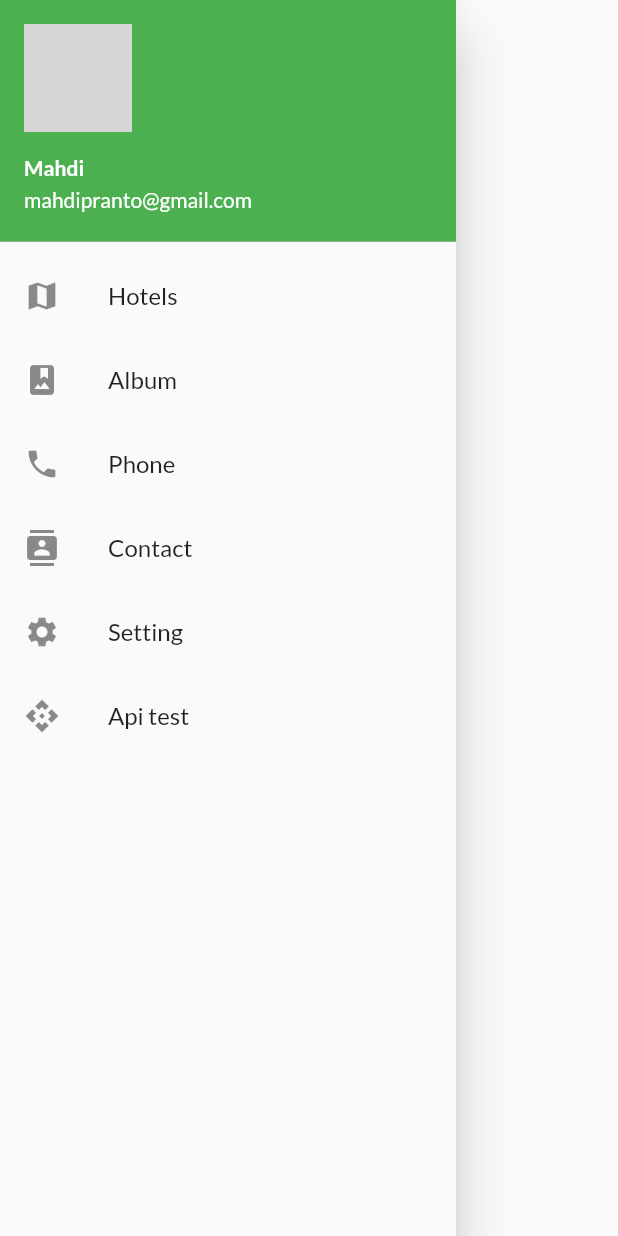
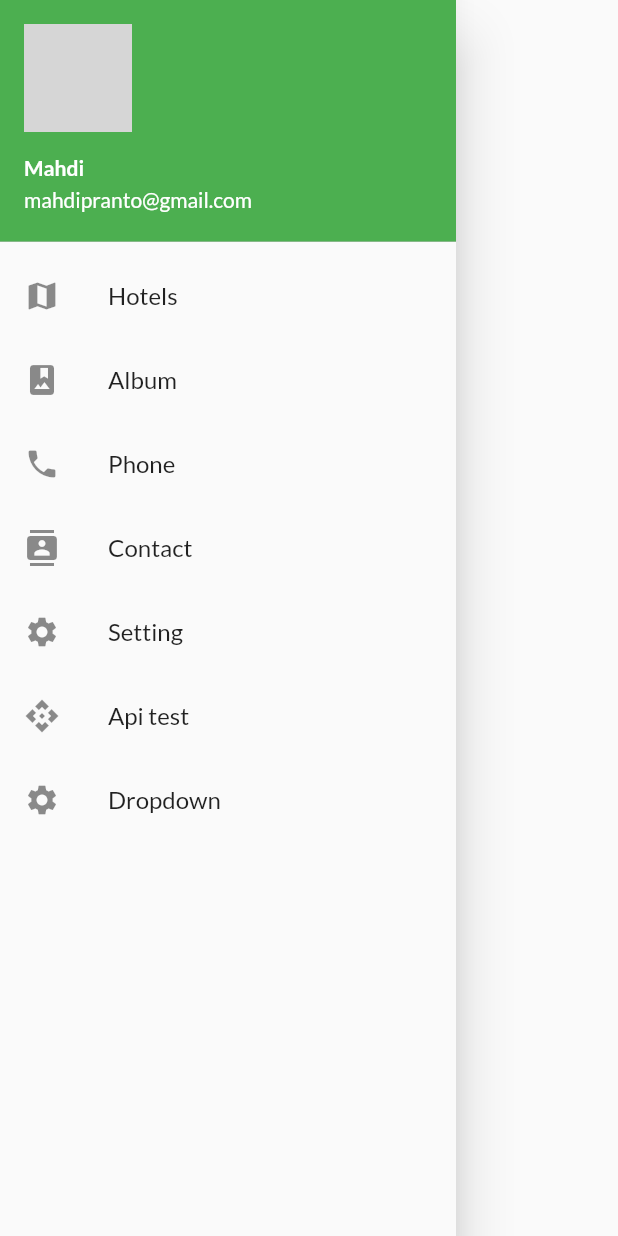
Before and after one commit to Mahdi-Pranto/FlutterLearning_Project, a Flutter app: the SideBar widget shown alone on an empty page, opened directly, on a phone screen of 412 x 824 dp. Run offline on Flutter 3.47's test engine with Material 2 defaults, Android fonts, the phone set to English and light mode, and no system bars; our stand-ins replace google_fonts, image_picker; network calls fail; grey boxes are pictures that could not be loaded.

Commit message:
dropdown

```diff
--- a/lib/pages/SideBar.dart
+++ b/lib/pages/SideBar.dart
@@ -2,6 +2,7 @@ import 'package:flutter/material.dart';
 import 'package:myfirstapp/pages/api_test.dart';
 
 import '../utilities/routes.dart';
+import 'google_map.dart';
 
 class SideBar extends StatelessWidget {
   const SideBar({super.key});
@@ -70,6 +71,14 @@ class SideBar extends StatelessWidget {
                     MaterialPageRoute(builder: (context) => ApiPage()));
               },
             ),
+            ListTile(
+              leading: Icon(Icons.settings),
+              title: Text('Dropdown'),
+              onTap: () {
+                Navigator.push(context,
+                    MaterialPageRoute(builder: (context) => Google_Map()));
+              },
+            ),
           ],
         ),
       ),
--- a/lib/pages/api_test.dart
+++ b/lib/pages/api_test.dart
@@ -2,7 +2,7 @@ import 'dart:convert';
 
 import 'package:flutter/material.dart';
 import 'package:http/http.dart' as http;
-import 'package:myfirstapp/pages/models.dart';
+import 'package:myfirstapp/models/models.dart';
 
 class ApiPage extends StatefulWidget {
   ApiPage({super.key});
--- a/lib/pages/card.dart
+++ b/lib/pages/card.dart
@@ -2,7 +2,7 @@ import 'dart:convert';
 
 import 'package:flutter/material.dart';
 import 'package:google_fonts/google_fonts.dart';
-import 'package:myfirstapp/models/hotels.dart';
+import 'package:myfirstapp/models/hotel_model.dart';
 import 'package:myfirstapp/pages/set_new_location.dart';
 import 'package:myfirstapp/utilities/routes.dart';
 
--- a/lib/pages/login_form.dart
+++ b/lib/pages/login_form.dart
@@ -1,5 +1,5 @@
 import 'package:flutter/material.dart';
-import 'package:myfirstapp/pages/login_api.dart';
+import 'package:myfirstapp/api_services/login_api.dart';
 import 'package:myfirstapp/utilities/routes.dart';
 
 class LogInForm extends StatefulWidget {
```
